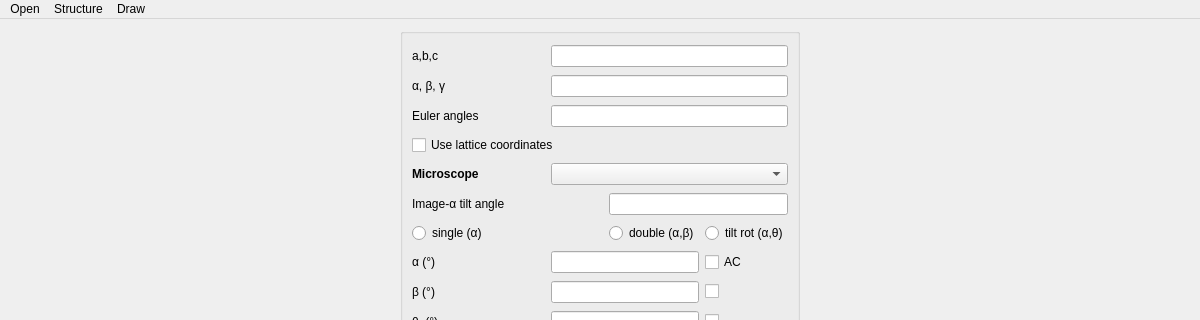
The window that pycotem/interface/interfaceUI.ui (mompiou/pycotem) describes before a commit, drawn with Qt 5; both pictures show x 0 to 1200 and y 0 to 320 of the 1200 by 755 pixel window.
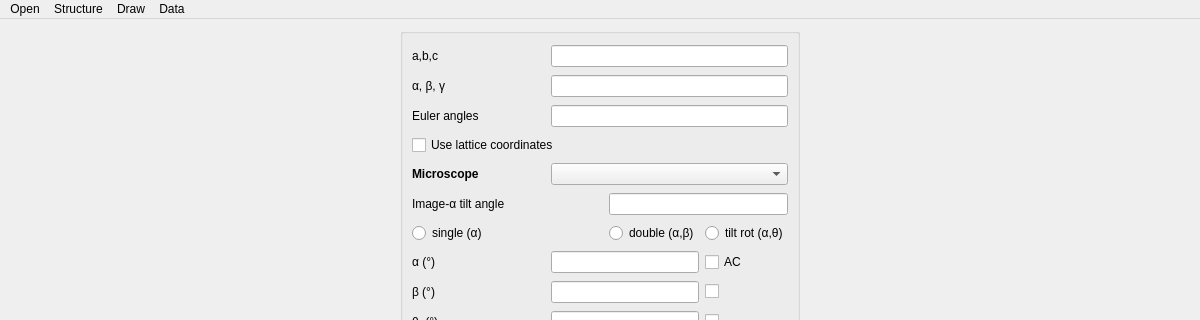
The same window after the commit.

Commit message: Import export in diffraction and interface, improved click and ctrz to remove point in interface, improve direction determination in interface, better thickness evaluation, correct a bug leading to bad misorientation axes in misorientation

What changed in the file:
```diff
--- a/pycotem/interface/interfaceUI.ui
+++ b/pycotem/interface/interfaceUI.ui
@@ -278,9 +278,17 @@
     </property>
     <addaction name="actionDirections_planes"/>
    </widget>
+   <widget class="QMenu" name="menuData">
+    <property name="title">
+     <string>Data</string>
+    </property>
+    <addaction name="actionImport"/>
+    <addaction name="actionExport"/>
+   </widget>
    <addaction name="menuSave"/>
    <addaction name="menuStructure"/>
    <addaction name="menuDraw"/>
+   <addaction name="menuData"/>
   </widget>
   <widget class="QStatusBar" name="statusbar"/>
   <action name="actionSave_figure">
```
Left out of the diff: 10 changed lines with no effect on the pictures. The commit also changes 13 other files.
